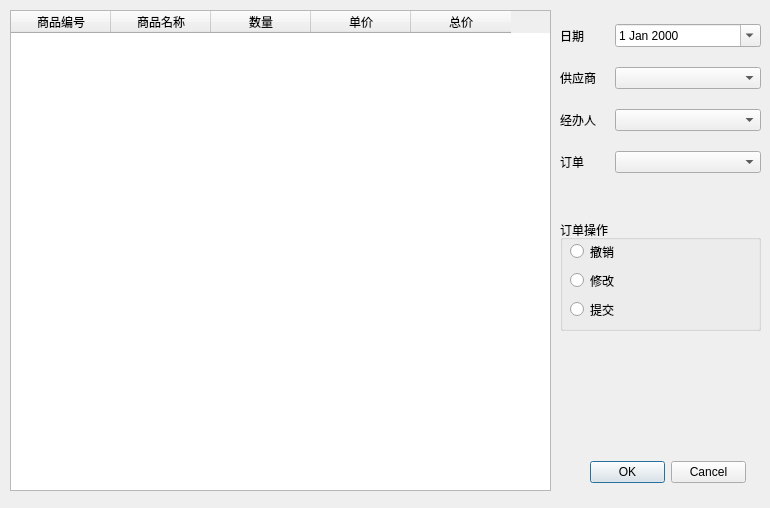
Qt form FrmBuyOrder.ui (linchengyuan/db) before a commit.
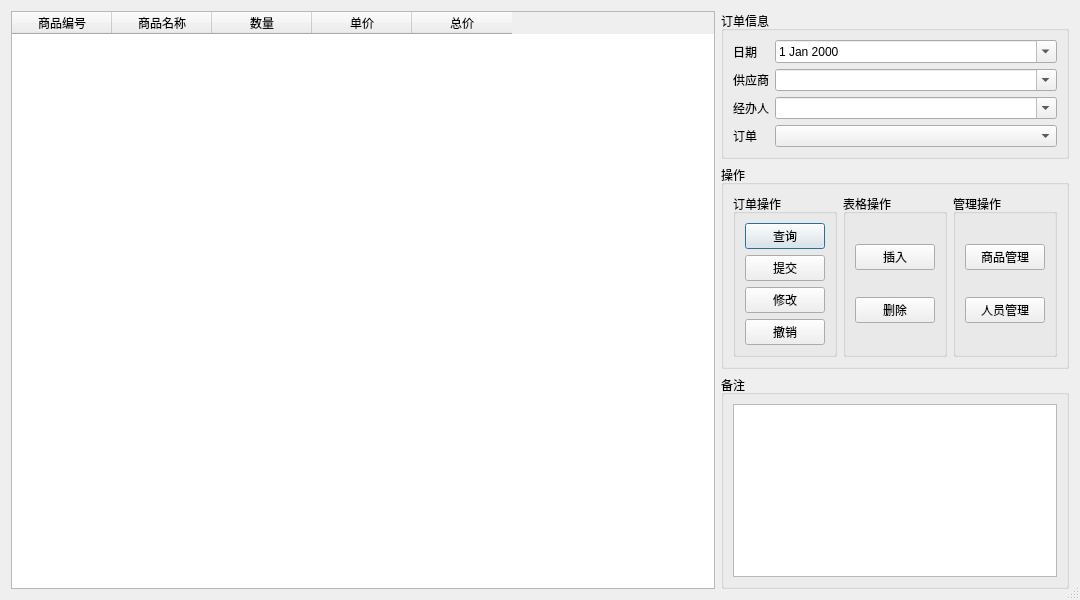
The same form after that commit.

Commit message: fix: 进货窗口修改

```diff
--- a/FrmBuyOrder.ui
+++ b/FrmBuyOrder.ui
@@ -6,21 +6,27 @@
    <rect>
     <x>0</x>
     <y>0</y>
-    <width>770</width>
-    <height>508</height>
+    <width>1080</width>
+    <height>600</height>
    </rect>
   </property>
   <property name="windowTitle">
    <string>Dialog</string>
   </property>
+  <property name="sizeGripEnabled">
+   <bool>true</bool>
+  </property>
+  <property name="modal">
+   <bool>false</bool>
+  </property>
+  <layout class="QGridLayout" name="gridLayout_2" columnstretch="1,0">
+   <item row="0" column="0" rowspan="3">
   <widget class="QTableWidget" name="tableWidget">
-   <property name="geometry">
-    <rect>
-     <x>10</x>
-     <y>10</y>
-     <width>541</width>
-     <height>481</height>
-    </rect>
+     <property name="sizePolicy">
+      <sizepolicy hsizetype="MinimumExpanding" vsizetype="Expanding">
+       <horstretch>0</horstretch>
+       <verstretch>0</verstretch>
+      </sizepolicy>
    </property>
    <property name="editTriggers">
     <set>QAbstractItemView::AllEditTriggers</set>
@@ -76,81 +82,13 @@
     </property>
    </column>
   </widget>
-  <widget class="QDialogButtonBox" name="buttonBox">
-   <property name="geometry">
-    <rect>
-     <x>590</x>
-     <y>460</y>
-     <width>156</width>
-     <height>24</height>
-    </rect>
-   </property>
-   <property name="standardButtons">
-    <set>QDialogButtonBox::Cancel|QDialogButtonBox::Ok</set>
-   </property>
-  </widget>
-  <widget class="QGroupBox" name="groupBox">
-   <property name="geometry">
-    <rect>
-     <x>560</x>
-     <y>220</y>
-     <width>201</width>
-     <height>111</height>
-    </rect>
-   </property>
+   </item>
+   <item row="0" column="1">
+    <widget class="QGroupBox" name="groupBox_4">
    <property name="title">
-    <string>订单操作</string>
-   </property>
-   <widget class="QWidget" name="layoutWidget">
-    <property name="geometry">
-     <rect>
-      <x>10</x>
-      <y>20</y>
-      <width>51</width>
-      <height>81</height>
-     </rect>
-    </property>
-    <layout class="QVBoxLayout" name="verticalLayout">
-     <item>
-      <widget class="QRadioButton" name="radioButton">
-       <property name="sizePolicy">
-        <sizepolicy hsizetype="Minimum" vsizetype="Fixed">
-         <horstretch>0</horstretch>
-         <verstretch>0</verstretch>
-        </sizepolicy>
-       </property>
-       <property name="text">
-        <string>撤销</string>
-       </property>
-      </widget>
-     </item>
-     <item>
-      <widget class="QRadioButton" name="radioButton_2">
-       <property name="text">
-        <string>修改</string>
-       </property>
-      </widget>
-     </item>
-     <item>
-      <widget class="QRadioButton" name="radioButton_3">
-       <property name="text">
-        <string>提交</string>
-       </property>
-      </widget>
-     </item>
-    </layout>
-   </widget>
-  </widget>
-  <widget class="QWidget" name="layoutWidget">
-   <property name="geometry">
-    <rect>
-     <x>560</x>
-     <y>10</y>
-     <width>201</width>
-     <height>181</height>
-    </rect>
-   </property>
-   <layout class="QGridLayout" name="gridLayout" columnstretch="1,3" columnminimumwidth="0,0">
+      <string>订单信息</string>
+     </property>
+     <layout class="QFormLayout" name="formLayout">
     <item row="0" column="0">
      <widget class="QLabel" name="label">
       <property name="font">
@@ -197,6 +135,9 @@
         <pointsize>9</pointsize>
        </font>
       </property>
+        <property name="editable">
+         <bool>true</bool>
+        </property>
      </widget>
     </item>
     <item row="2" column="0">
@@ -218,6 +159,9 @@
         <pointsize>9</pointsize>
        </font>
       </property>
+        <property name="editable">
+         <bool>true</bool>
+        </property>
      </widget>
     </item>
     <item row="3" column="0">
@@ -232,6 +176,170 @@
     </item>
    </layout>
   </widget>
+   </item>
+   <item row="1" column="1">
+    <widget class="QGroupBox" name="groupBox_5">
+     <property name="title">
+      <string>操作</string>
+     </property>
+     <layout class="QHBoxLayout" name="horizontalLayout">
+      <item>
+       <widget class="QGroupBox" name="groupBox_3">
+        <property name="title">
+         <string>订单操作</string>
+        </property>
+        <layout class="QVBoxLayout" name="verticalLayout_3">
+         <item>
+          <widget class="QPushButton" name="pushButton_8">
+           <property name="text">
+            <string>查询</string>
+           </property>
+          </widget>
+         </item>
+         <item>
+          <widget class="QPushButton" name="pushButton">
+           <property name="sizePolicy">
+            <sizepolicy hsizetype="Minimum" vsizetype="Fixed">
+             <horstretch>0</horstretch>
+             <verstretch>0</verstretch>
+            </sizepolicy>
+           </property>
+           <property name="text">
+            <string>提交</string>
+           </property>
+          </widget>
+         </item>
+         <item>
+          <widget class="QPushButton" name="pushButton_6">
+           <property name="sizePolicy">
+            <sizepolicy hsizetype="Minimum" vsizetype="Fixed">
+             <horstretch>0</horstretch>
+             <verstretch>0</verstretch>
+            </sizepolicy>
+           </property>
+           <property name="text">
+            <string>修改</string>
+           </property>
+          </widget>
+         </item>
+         <item>
+          <widget class="QPushButton" name="pushButton_7">
+           <property name="sizePolicy">
+            <sizepolicy hsizetype="Minimum" vsizetype="Fixed">
+             <horstretch>0</horstretch>
+             <verstretch>0</verstretch>
+            </sizepolicy>
+           </property>
+           <property name="text">
+            <string>撤销</string>
+           </property>
+          </widget>
+         </item>
+        </layout>
+       </widget>
+      </item>
+      <item>
+       <widget class="QGroupBox" name="groupBox_2">
+        <property name="title">
+         <string>表格操作</string>
+        </property>
+        <layout class="QVBoxLayout" name="verticalLayout_2">
+         <item>
+          <widget class="QPushButton" name="pushButton_2">
+           <property name="sizePolicy">
+            <sizepolicy hsizetype="Minimum" vsizetype="Fixed">
+             <horstretch>0</horstretch>
+             <verstretch>0</verstretch>
+            </sizepolicy>
+           </property>
+           <property name="text">
+            <string>插入</string>
+           </property>
+           <property name="checkable">
+            <bool>false</bool>
+           </property>
+          </widget>
+         </item>
+         <item>
+          <widget class="QPushButton" name="pushButton_3">
+           <property name="sizePolicy">
+            <sizepolicy hsizetype="Minimum" vsizetype="Fixed">
+             <horstretch>0</horstretch>
+             <verstretch>0</verstretch>
+            </sizepolicy>
+           </property>
+           <property name="text">
+            <string>删除</string>
+           </property>
+          </widget>
+         </item>
+        </layout>
+       </widget>
+      </item>
+      <item>
+       <widget class="QGroupBox" name="groupBox">
+        <property name="title">
+         <string>管理操作</string>
+        </property>
+        <layout class="QVBoxLayout" name="verticalLayout">
+         <item>
+          <widget class="QPushButton" name="pushButton_4">
+           <property name="sizePolicy">
+            <sizepolicy hsizetype="Minimum" vsizetype="Fixed">
+             <horstretch>0</horstretch>
+             <verstretch>0</verstretch>
+            </sizepolicy>
+           </property>
+           <property name="text">
+            <string>商品管理</string>
+           </property>
+          </widget>
+         </item>
+         <item>
+          <widget class="QPushButton" name="pushButton_5">
+           <property name="sizePolicy">
+            <sizepolicy hsizetype="Minimum" vsizetype="Fixed">
+             <horstretch>0</horstretch>
+             <verstretch>0</verstretch>
+            </sizepolicy>
+           </property>
+           <property name="text">
+            <string>人员管理</string>
+           </property>
+          </widget>
+         </item>
+        </layout>
+       </widget>
+      </item>
+     </layout>
+    </widget>
+   </item>
+   <item row="2" column="1">
+    <widget class="QGroupBox" name="groupBox_6">
+     <property name="sizePolicy">
+      <sizepolicy hsizetype="Preferred" vsizetype="Preferred">
+       <horstretch>0</horstretch>
+       <verstretch>0</verstretch>
+      </sizepolicy>
+     </property>
+     <property name="title">
+      <string>备注</string>
+     </property>
+     <layout class="QGridLayout" name="gridLayout">
+      <item row="0" column="0">
+       <widget class="QTextEdit" name="textEdit">
+        <property name="sizePolicy">
+         <sizepolicy hsizetype="Expanding" vsizetype="Expanding">
+          <horstretch>0</horstretch>
+          <verstretch>0</verstretch>
+         </sizepolicy>
+        </property>
+       </widget>
+      </item>
+     </layout>
+    </widget>
+   </item>
+  </layout>
  </widget>
  <resources/>
  <connections/>
```
Left out of the diff: 5 changed lines with no effect on the pictures. Lines whose indentation alone changed are shown as unchanged. The commit also changes 13 other files.
